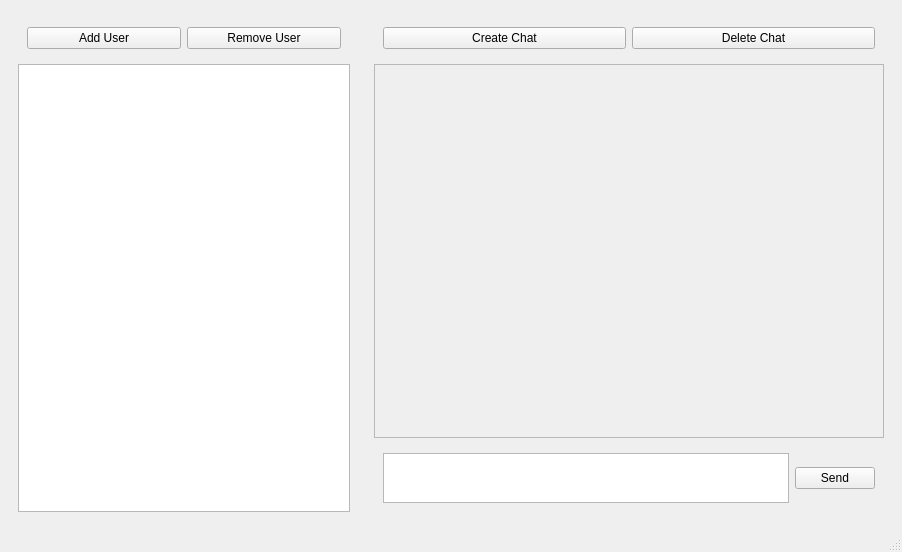
Old version of the form client/assets/gui.ui in the repository fredima2x/aspm.
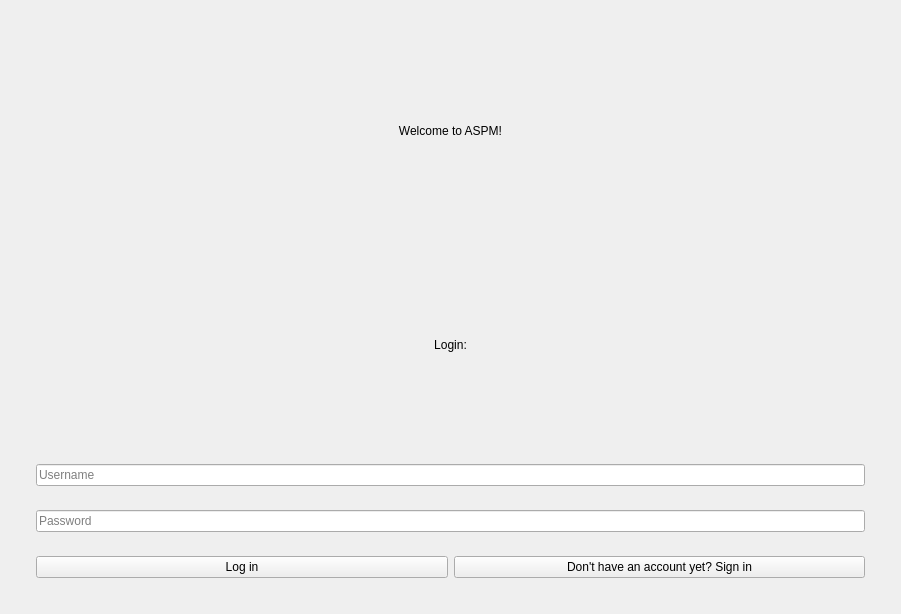
New version of the form. The open tabs and pages were chosen to show the change.

Commit message: updated and merged login UI to Main UI

Patch:
```diff
--- a/client/assets/gui.ui
+++ b/client/assets/gui.ui
@@ -6,19 +6,44 @@
    <rect>
     <x>0</x>
     <y>0</y>
-    <width>902</width>
-    <height>552</height>
+    <width>901</width>
+    <height>614</height>
    </rect>
   </property>
   <property name="windowTitle">
    <string>MainWindow</string>
   </property>
   <widget class="QWidget" name="centralwidget">
-   <layout class="QHBoxLayout" name="horizontalLayout_2">
+   <layout class="QHBoxLayout" name="horizontalLayout_3">
     <item>
-     <layout class="QHBoxLayout" name="horizontalLayout">
+     <widget class="QStackedWidget" name="stackedWidget">
+      <property name="sizePolicy">
+       <sizepolicy hsizetype="Expanding" vsizetype="Expanding">
+        <horstretch>0</horstretch>
+        <verstretch>0</verstretch>
+       </sizepolicy>
+      </property>
+      <property name="currentIndex">
+       <number>0</number>
+      </property>
+      <widget class="QWidget" name="chat_page" native="true">
+       <layout class="QHBoxLayout" name="horizontalLayout_4">
       <item>
-       <widget class="QWidget" name="widget" native="true">
+         <layout class="QHBoxLayout" name="horizontalLayout1">
+          <property name="leftMargin">
+           <number>10</number>
+          </property>
+          <property name="topMargin">
+           <number>10</number>
+          </property>
+          <property name="rightMargin">
+           <number>10</number>
+          </property>
+          <property name="bottomMargin">
+           <number>10</number>
+          </property>
+          <item>
+           <widget class="QWidget" name="widget3" native="true">
         <property name="sizePolicy">
          <sizepolicy hsizetype="Expanding" vsizetype="Expanding">
           <horstretch>0</horstretch>
@@ -37,33 +62,27 @@
           <height>16777215</height>
          </size>
         </property>
-        <layout class="QVBoxLayout" name="verticalLayout_2">
+            <layout class="QVBoxLayout" name="verticalLayout_5">
          <item>
-          <widget class="QWidget" name="widget_3" native="true">
-           <layout class="QHBoxLayout" name="horizontalLayout_4">
+              <widget class="QWidget" name="widget4" native="true">
+               <layout class="QHBoxLayout" name="horizontalLayout_11">
             <item>
-             <widget class="QPushButton" name="pushButton">
+                 <widget class="QPushButton" name="newchat_button1">
                <property name="cursor">
                 <cursorShape>PointingHandCursor</cursorShape>
                </property>
-                <property name="autoDefault">
-                 <bool>false</bool>
-                </property>
               <property name="text">
-               <string>Add User</string>
+                   <string>New chat</string>
               </property>
              </widget>
             </item>
             <item>
-             <widget class="QPushButton" name="pushButton_2">
+                 <widget class="QPushButton" name="deletechat_button1">
               <property name="cursor">
                <cursorShape>PointingHandCursor</cursorShape>
               </property>
-                <property name="autoDefault">
-                 <bool>false</bool>
-                </property>
               <property name="text">
-               <string>Remove User</string>
+                   <string>Delete chat</string>
               </property>
              </widget>
             </item>
@@ -84,8 +103,8 @@
        </widget>
       </item>
       <item>
-       <widget class="QWidget" name="widget_2" native="true">
-        <layout class="QVBoxLayout" name="verticalLayout">
+           <widget class="QWidget" name="widget1" native="true">
+            <layout class="QVBoxLayout" name="verticalLayout_6">
          <item>
           <widget class="QWidget" name="widget_4" native="true">
            <layout class="QHBoxLayout" name="horizontalLayout_5">
@@ -94,11 +113,8 @@
               <property name="cursor">
                <cursorShape>PointingHandCursor</cursorShape>
               </property>
-                <property name="autoDefault">
-                 <bool>false</bool>
-                </property>
               <property name="text">
-               <string>Create Chat</string>
+                   <string>Add contact</string>
               </property>
              </widget>
             </item>
@@ -107,11 +123,8 @@
               <property name="cursor">
                <cursorShape>PointingHandCursor</cursorShape>
               </property>
-                <property name="autoDefault">
-                 <bool>false</bool>
-                </property>
               <property name="text">
-               <string>Delete Chat</string>
+                   <string>Remove contact</string>
               </property>
              </widget>
             </item>
@@ -129,7 +142,7 @@
               <x>0</x>
               <y>0</y>
               <width>497</width>
-              <height>329</height>
+                  <height>376</height>
              </rect>
             </property>
            </widget>
@@ -143,9 +156,9 @@
            <property name="frameShadow">
             <enum>QFrame::Shadow::Raised</enum>
            </property>
-           <layout class="QHBoxLayout" name="horizontalLayout_3">
+               <layout class="QHBoxLayout" name="horizontalLayout_13">
             <item>
-             <widget class="QPlainTextEdit" name="message_text">
+                 <widget class="QPlainTextEdit" name="message_text1">
               <property name="sizePolicy">
                <sizepolicy hsizetype="Expanding" vsizetype="Maximum">
                 <horstretch>0</horstretch>
@@ -167,7 +180,7 @@
              </widget>
             </item>
             <item>
-             <widget class="QPushButton" name="send_button">
+                 <widget class="QPushButton" name="send_button1">
               <property name="cursor">
                <cursorShape>PointingHandCursor</cursorShape>
               </property>
@@ -186,7 +199,125 @@
     </item>
    </layout>
   </widget>
-  <widget class="QStatusBar" name="statusbar"/>
+      <widget class="QWidget" name="signup_page">
+       <layout class="QHBoxLayout" name="horizontalLayout">
+        <item>
+         <widget class="QWidget" name="Login_field" native="true">
+          <layout class="QVBoxLayout" name="verticalLayout_13">
+           <item>
+            <widget class="QWidget" name="welcomelabel_widget" native="true">
+             <layout class="QVBoxLayout" name="verticalLayout_8">
+              <item>
+               <widget class="QLabel" name="Welcome_label">
+                <property name="sizePolicy">
+                 <sizepolicy hsizetype="Expanding" vsizetype="Expanding">
+                  <horstretch>0</horstretch>
+                  <verstretch>0</verstretch>
+                 </sizepolicy>
+                </property>
+                <property name="autoFillBackground">
+                 <bool>true</bool>
+                </property>
+                <property name="text">
+                 <string>Welcome to ASPM!</string>
+                </property>
+                <property name="scaledContents">
+                 <bool>true</bool>
+                </property>
+                <property name="alignment">
+                 <set>Qt::AlignmentFlag::AlignCenter</set>
+                </property>
+                <property name="wordWrap">
+                 <bool>true</bool>
+                </property>
+               </widget>
+              </item>
+             </layout>
+            </widget>
+           </item>
+           <item>
+            <widget class="QWidget" name="loginlabel_widget" native="true">
+             <layout class="QVBoxLayout" name="verticalLayout_9">
+              <item>
+               <widget class="QLabel" name="Login_label">
+                <property name="sizePolicy">
+                 <sizepolicy hsizetype="Expanding" vsizetype="Expanding">
+                  <horstretch>0</horstretch>
+                  <verstretch>0</verstretch>
+                 </sizepolicy>
+                </property>
+                <property name="text">
+                 <string>Login:</string>
+                </property>
+                <property name="scaledContents">
+                 <bool>true</bool>
+                </property>
+                <property name="alignment">
+                 <set>Qt::AlignmentFlag::AlignCenter</set>
+                </property>
+                <property name="wordWrap">
+                 <bool>true</bool>
+                </property>
+               </widget>
+              </item>
+             </layout>
+            </widget>
+           </item>
+           <item>
+            <widget class="QWidget" name="username_widget" native="true">
+             <layout class="QVBoxLayout" name="verticalLayout_10">
+              <item>
+               <widget class="QLineEdit" name="username_text">
+                <property name="placeholderText">
+                 <string>Username</string>
+                </property>
+               </widget>
+              </item>
+             </layout>
+            </widget>
+           </item>
+           <item>
+            <widget class="QWidget" name="Password_label" native="true">
+             <layout class="QVBoxLayout" name="verticalLayout_11">
+              <item>
+               <widget class="QLineEdit" name="password_text">
+                <property name="placeholderText">
+                 <string>Password</string>
+                </property>
+               </widget>
+              </item>
+             </layout>
+            </widget>
+           </item>
+           <item>
+            <widget class="QWidget" name="Loginsignup_widget" native="true">
+             <layout class="QHBoxLayout" name="horizontalLayout_2">
+              <item>
+               <widget class="QPushButton" name="Log_In_button">
+                <property name="text">
+                 <string>Log in</string>
+                </property>
+               </widget>
+              </item>
+              <item>
+               <widget class="QPushButton" name="pushButton">
+                <property name="text">
+                 <string>Don't have an account yet? Sign in</string>
+                </property>
+               </widget>
+              </item>
+             </layout>
+            </widget>
+           </item>
+          </layout>
+         </widget>
+        </item>
+       </layout>
+      </widget>
+     </widget>
+    </item>
+   </layout>
+  </widget>
   <action name="actionAccount">
    <property name="text">
     <string>Account</string>
```
Left out of the diff: 18 changed lines with no effect on the pictures. Lines whose indentation alone changed are shown as unchanged. The commit also changes 1 other file.
